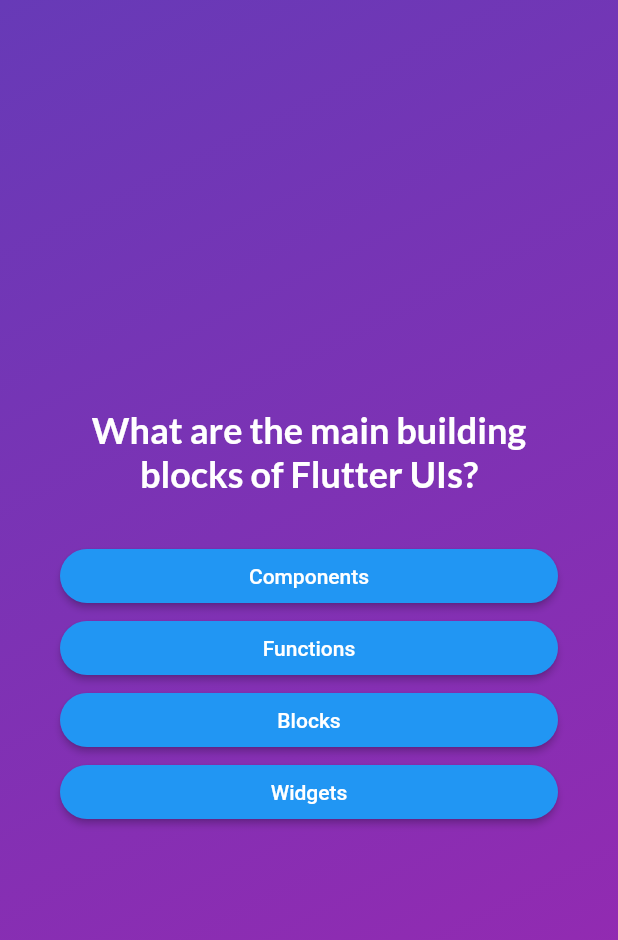
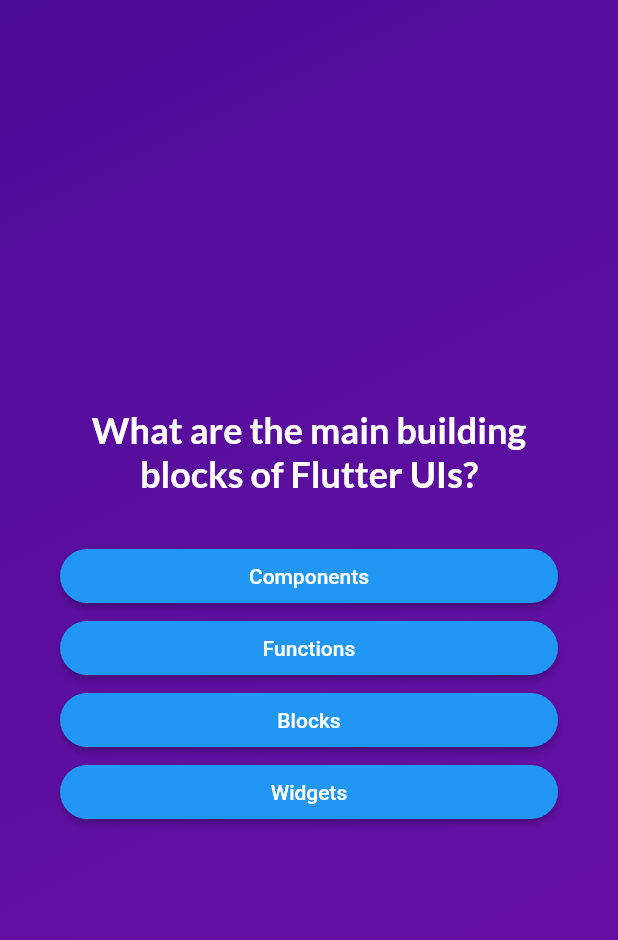
Before and after one commit to tranzi90/quiz_flutter, a Flutter app: the screen it shows after launch, after a tap on "Start Quiz", on a phone screen of 412 x 824 dp. Shown: the top 940 px of the screen. Run offline on Flutter 3.47's test engine with Material 2 defaults, Android fonts, the phone set to English and light mode, and no system bars; our stand-ins replace google_fonts.

Commit message:
some refactor

```diff
--- a/lib/quiz.dart
+++ b/lib/quiz.dart
@@ -1,14 +1,16 @@
 import 'package:flutter/material.dart';
-import 'package:quiz/data/questions.dart';
 import 'package:quiz/questions_screen.dart';
 import 'package:quiz/results_screen.dart';
 import 'package:quiz/start_screen.dart';
+import 'data/questions.dart';
 
 class Quiz extends StatefulWidget {
   const Quiz({super.key});
 
   @override
-  State<Quiz> createState() => _QuizState();
+  State<Quiz> createState() {
+    return _QuizState();
+  }
 }
 
 class _QuizState extends State<Quiz> {
@@ -31,8 +33,15 @@
     }
   }
 
+  void restartQuiz() {
+    setState(() {
+      selectedAnswers = [];
+      activeScreen = 'questions-screen';
+    });
+  }
+
   @override
-  Widget build(BuildContext context) {
+  Widget build(context) {
     Widget screenWidget = StartScreen(switchScreen);
 
     if (activeScreen == 'questions-screen') {
@@ -44,6 +53,7 @@
     if (activeScreen == 'results-screen') {
       screenWidget = ResultsScreen(
         chosenAnswers: selectedAnswers,
+        onRestart: restartQuiz,
       );
     }
 
@@ -53,8 +63,8 @@
           decoration: const BoxDecoration(
             gradient: LinearGradient(
               colors: [
-                Colors.deepPurple,
-                Colors.purple,
+                Color.fromARGB(255, 78, 13, 151),
+                Color.fromARGB(255, 107, 15, 168),
               ],
               begin: Alignment.topLeft,
               end: Alignment.bottomRight,
```
Also changed, not shown: lib/questions_summary.dart (deleted, +0 -37 lines), lib/results_screen.dart (+36 -16 lines).
